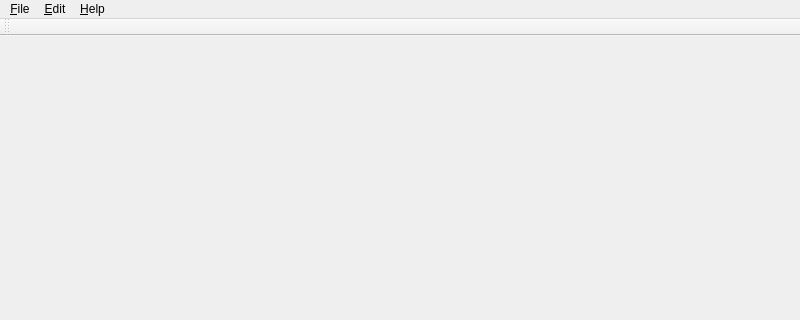
Before: the Qt Designer form gui/MainWindow.ui in sjedrysiak/gcse, drawn with Qt 5; both pictures show x 0 to 800 and y 0 to 320 of the 800 by 600 pixel window.
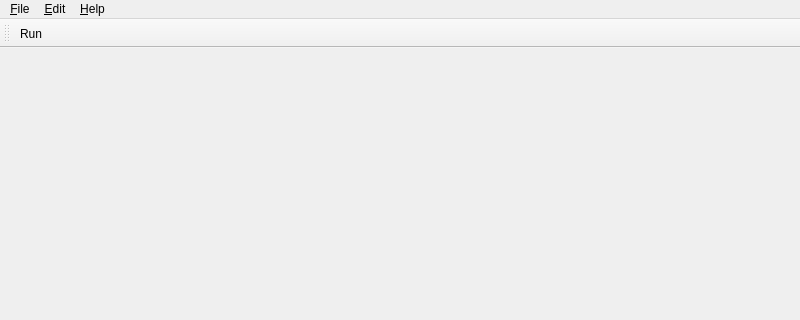
After: the same form once the commit is applied. Icons and pictures are not drawn.

```diff
--- a/gui/MainWindow.ui
+++ b/gui/MainWindow.ui
@@ -16,9 +16,9 @@
    <property name="geometry" >
     <rect>
      <x>0</x>
-     <y>37</y>
+     <y>57</y>
      <width>800</width>
-     <height>540</height>
+     <height>520</height>
     </rect>
    </property>
   </widget>
@@ -71,7 +71,7 @@
      <x>0</x>
      <y>23</y>
      <width>800</width>
-     <height>14</height>
+     <height>34</height>
     </rect>
    </property>
    <property name="windowTitle" >
@@ -83,6 +83,7 @@
    <attribute name="toolBarBreak" >
     <bool>false</bool>
    </attribute>
+   <addaction name="action_Run" />
   </widget>
   <action name="action_Close" >
    <property name="text" >
```
Left out of the diff: 11 changed lines with no effect on the pictures.
